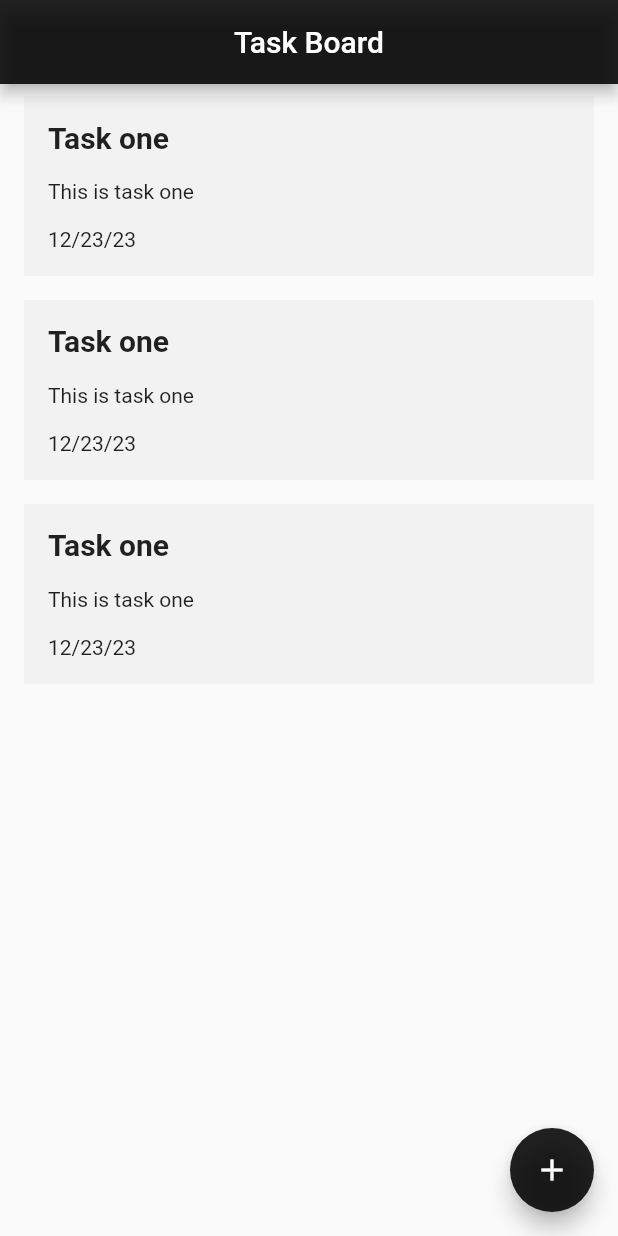
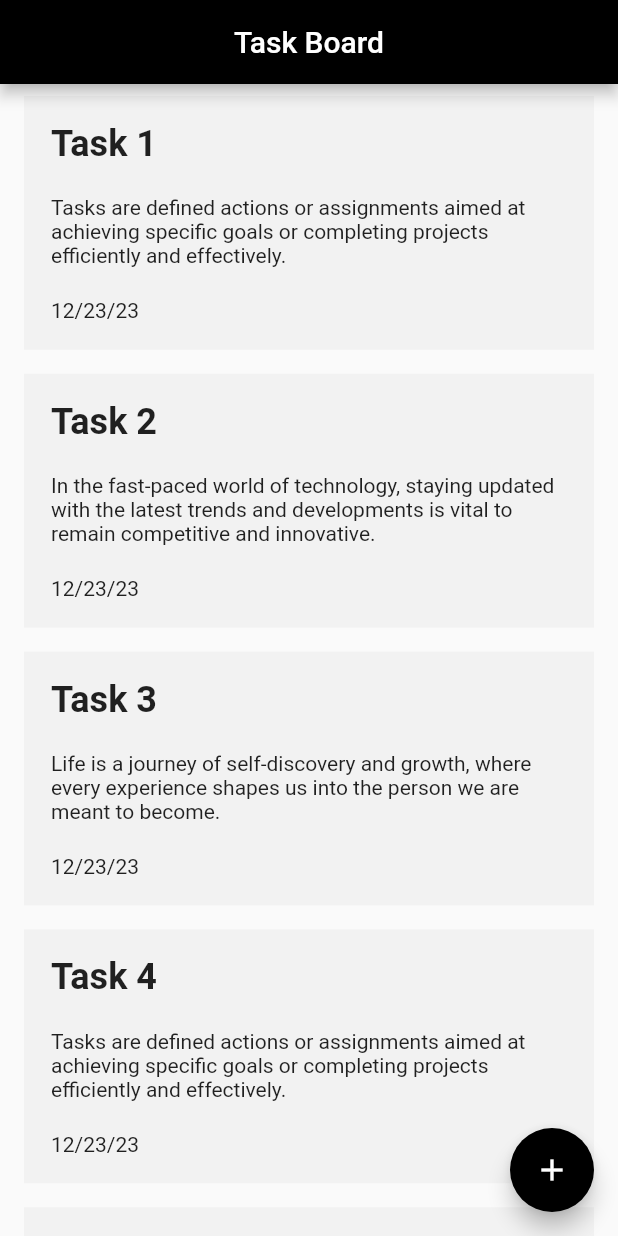
Before and after one commit to RedHaider/flutter_Crash_Course_From_Traversy, a Flutter app: the screen it shows after launch, after a tap on "Lets get started", on a phone screen of 412 x 824 dp. Run offline on Flutter 3.47's test engine with Material 2 defaults, Android fonts, the phone set to English and light mode, and no system bars.

Commit message:
10th commit

```diff
--- /dev/null
+++ b/mainproject/lib/Screen/card.dart
@@ -0,0 +1,37 @@
+import 'package:crashcourse2/Screen/task.dart';
+import 'package:flutter/material.dart';
+class Card extends StatelessWidget {
+  final Task task;
+
+  const Card({super.key, required this.task});
+
+  @override
+  Widget build(BuildContext context) {
+    double screenHeight = MediaQuery.of(context).size.height;
+    return Container(
+        width: double.infinity,
+        margin: EdgeInsets.symmetric(horizontal: 16,vertical: 8),
+        padding: EdgeInsets.all(18),
+        decoration: BoxDecoration(
+            color: Colors.black12.withOpacity(0.03)
+        ),
+        child: Column(
+            crossAxisAlignment: CrossAxisAlignment.start,
+            children:[
+
+              Text(
+                task.title,
+                style: TextStyle(
+                  fontSize: 24,
+                  fontWeight: FontWeight.bold,
+                ),
+              ),
+              SizedBox(height: screenHeight * 0.025),
+              Text(task.description),
+              SizedBox(height: screenHeight * 0.025),
+              Text(task.date),
+            ]
+        )
+    );
+  }
+}
--- a/mainproject/lib/Screen/home.dart
+++ b/mainproject/lib/Screen/home.dart
@@ -24,6 +24,9 @@ class HomePage extends StatelessWidget{
               Text("Your Personal management and planning solution"),
               SizedBox(height: screenHeight * 0.02),
               ElevatedButton(
+                  style: ElevatedButton.styleFrom(
+                    primary: Colors.black
+                  ),
                   onPressed: (){
                     Navigator.push(
                         context,
--- a/mainproject/lib/Screen/list.dart
+++ b/mainproject/lib/Screen/list.dart
@@ -1,5 +1,5 @@
 import 'package:flutter/material.dart';
-
+import 'package:crashcourse2/Screen/tasklist.dart';
 
 
 class MyList extends StatelessWidget {
@@ -12,82 +12,3 @@ class MyList extends StatelessWidget {
     );
   }
 }
-
-class TaskList extends StatelessWidget{
-  final List<Task> task = [
-    Task(title: 'Task one', description: 'This is task one', date: '12/23/23'),
-    Task(title: 'Task one', description: 'This is task one', date: '12/23/23'),
-    Task(title: 'Task one', description: 'This is task one', date: '12/23/23'),
-  ];
-
-  @override
-  Widget build(BuildContext context) {
-    return Scaffold(
-      appBar: AppBar(
-        title:  Text("Task Board"),
-        centerTitle: true,
-        backgroundColor: Colors.black87,
-      ),
-      body: ListView.builder(
-        itemCount: task.length,
-        itemBuilder: (context,index){
-          return Card(task: task[index],);
-        },
-      ),
-      floatingActionButton: FloatingActionButton(
-        onPressed: (){},
-        child: Icon(Icons.add),
-        backgroundColor: Colors.black87,
-      ),
-    );
-
-  }
-}
-
-class Task {
-  final String title;
-  final String description;
-  final String date;
-
-  Task({
-    required this.title,
-    required this.description,
-    required this.date,
-  });
-}
-
-class Card extends StatelessWidget {
-  final Task task;
-
-  const Card({super.key, required this.task});
-
-  @override
-  Widget build(BuildContext context) {
-    double screenHeight = MediaQuery.of(context).size.height;
-    return Container(
-        width: double.infinity,
-        margin: EdgeInsets.symmetric(horizontal: 16,vertical: 8),
-        padding: EdgeInsets.all(16),
-        decoration: BoxDecoration(
-            color: Colors.black12.withOpacity(0.03)
-        ),
-        child: Column(
-            crossAxisAlignment: CrossAxisAlignment.start,
-            children:[
-
-              Text(
-                task.title,
-                style: TextStyle(
-                  fontSize: 20,
-                  fontWeight: FontWeight.bold,
-                ),
-              ),
-              SizedBox(height: screenHeight * 0.02),
-              Text(task.description),
-              SizedBox(height: screenHeight * 0.02),
-              Text(task.date),
-            ]
-        )
-    );
-  }
-}
--- /dev/null
+++ b/mainproject/lib/Screen/task.dart
@@ -0,0 +1,12 @@
+import 'package:flutter/material.dart';
+class Task {
+  final String title;
+  final String description;
+  final String date;
+
+  Task({
+    required this.title,
+    required this.description,
+    required this.date,
+  });
+}
--- /dev/null
+++ b/mainproject/lib/Screen/tasklist.dart
@@ -0,0 +1,60 @@
+import 'package:crashcourse2/Screen/task.dart';
+import 'package:flutter/material.dart';
+import 'package:crashcourse2/Screen/card.dart' as MyCard;
+
+
+
+class TaskList extends StatelessWidget{
+  final List<Task> task = [
+    Task(title: 'Task 1',
+        description: 'Tasks are defined actions or assignments aimed at achieving specific goals or completing projects efficiently and effectively.',
+        date: '12/23/23'),
+    Task(title: 'Task 2',
+        description: 'In the fast-paced world of technology, staying updated with the latest trends and developments is vital to remain competitive and innovative.',
+        date: '12/23/23'),
+    Task(title: 'Task 3',
+        description: 'Life is a journey of self-discovery and growth, where every experience shapes us into the person we are meant to become.',
+        date: '12/23/23'),
+    Task(title: 'Task 4',
+        description: 'Tasks are defined actions or assignments aimed at achieving specific goals or completing projects efficiently and effectively.',
+        date: '12/23/23'),
+    Task(title: 'Task 5',
+        description: 'In the fast-paced world of technology, staying updated with the latest trends and developments is vital to remain competitive and innovative.',
+        date: '12/23/23'),
+    Task(title: 'Task 6',
+        description: 'Life is a journey of self-discovery and growth, where every experience shapes us into the person we are meant to become.',
+        date: '12/23/23'),
+    Task(title: 'Task 7',
+        description: 'Tasks are defined actions or assignments aimed at achieving specific goals or completing projects efficiently and effectively.',
+        date: '12/23/23'),
+    Task(title: 'Task 8',
+        description: 'In the fast-paced world of technology, staying updated with the latest trends and developments is vital to remain competitive and innovative.',
+        date: '12/23/23'),
+    Task(title: 'Task 9',
+        description: 'Life is a journey of self-discovery and growth, where every experience shapes us into the person we are meant to become.',
+        date: '12/23/23'),
+  ];
+
+  @override
+  Widget build(BuildContext context) {
+    return Scaffold(
+      appBar: AppBar(
+        title:  Text("Task Board"),
+        centerTitle: true,
+        backgroundColor: Colors.black,
+      ),
+      body: ListView.builder(
+        itemCount: task.length,
+        itemBuilder: (context,index){
+          return MyCard.Card(task: task[index],);
+        },
+      ),
+      floatingActionButton: FloatingActionButton(
+        onPressed: (){},
+        child: Icon(Icons.add),
+        backgroundColor: Colors.black,
+      ),
+    );
+
+  }
+}
```
